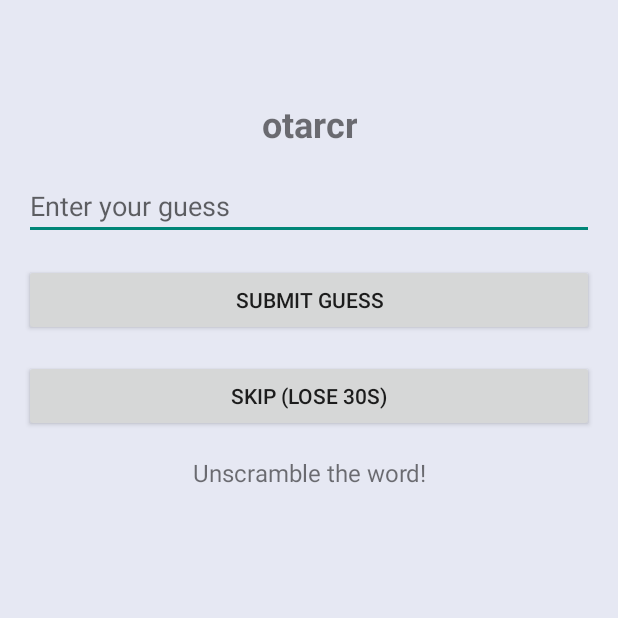
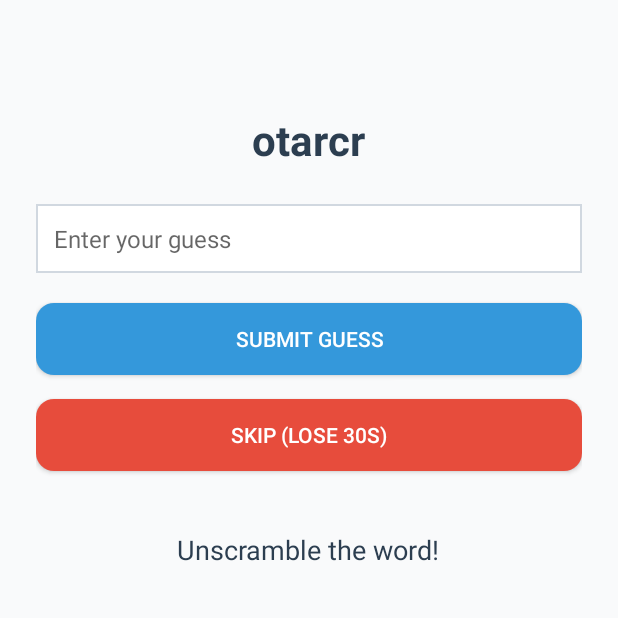
Before and after one commit to joshuaj0421/SkillScape, an Android app built with Jetpack Compose: the ScrambleGameActivity screen opened directly, with no data from a screen before it, on a phone screen of 412 x 824 dp, the top half of it. Run offline under Robolectric (Android 15) with nearby library versions, the light colour scheme and no system bars.

Commit message:
scramble game looks better

```diff
--- a/app/src/main/java/edu/uark/joshuaj/skillscape/ScrambleGameActivity.kt
+++ b/app/src/main/java/edu/uark/joshuaj/skillscape/ScrambleGameActivity.kt
@@ -6,6 +6,7 @@ import android.widget.Button
 import android.widget.EditText
 import android.widget.TextView
 import androidx.appcompat.app.AppCompatActivity
+import android.view.animation.AnimationUtils
 
 class ScrambleGameActivity : AppCompatActivity() {
 
@@ -45,10 +46,12 @@ class ScrambleGameActivity : AppCompatActivity() {
         startGame()
 
         submitGuessButton.setOnClickListener {
+            it.startAnimation(AnimationUtils.loadAnimation(this, R.anim.scale_button))
             checkGuess()
         }
 
         skipButton.setOnClickListener {
+            it.startAnimation(AnimationUtils.loadAnimation(this, R.anim.scale_button))
             skipCurrentWord()
         }
     }
@@ -64,6 +67,7 @@ class ScrambleGameActivity : AppCompatActivity() {
         if (currentWordIndex < words.size) {
             val scrambledWord = scrambleWord(currentWord)
             scrambledWordTextView.text = scrambledWord
+            scrambledWordTextView.startAnimation(AnimationUtils.loadAnimation(this, R.anim.fade_in))
             guessEditText.text.clear()
             statusTextView.text = "Unscramble the word!"
         } else {
--- /dev/null
+++ b/app/src/main/res/anim/fade_in.xml
@@ -0,0 +1,4 @@
+<alpha xmlns:android="http://schemas.android.com/apk/res/android"
+    android:duration="500"
+    android:fromAlpha="0.0"
+    android:toAlpha="1.0" />
--- /dev/null
+++ b/app/src/main/res/anim/scale_button.xml
@@ -0,0 +1,10 @@
+<scale xmlns:android="http://schemas.android.com/apk/res/android"
+    android:fromXScale="0.9"
+    android:toXScale="1.0"
+    android:fromYScale="0.9"
+    android:toYScale="1.0"
+    android:pivotX="50%"
+    android:pivotY="50%"
+    android:duration="150"
+    android:repeatMode="reverse"
+    android:repeatCount="1" />
--- /dev/null
+++ b/app/src/main/res/drawable/rounded_edittext.xml
@@ -0,0 +1,6 @@
+<shape xmlns:android="http://schemas.android.com/apk/res/android">
+    <solid android:color="#FFFFFF" />
+    <corner android:radius="12dp" />
+    <stroke android:width="1dp" android:color="#D1D8E0" />
+    <padding android:left="8dp" android:right="8dp" android:top="4dp" android:bottom="4dp" />
+</shape>
--- a/app/src/main/res/layout/activity_scramble_game.xml
+++ b/app/src/main/res/layout/activity_scramble_game.xml
@@ -2,26 +2,27 @@
     android:layout_width="match_parent"
     android:layout_height="match_parent"
     android:fillViewport="true"
-    android:background="#E6E8F3"> <!-- Set page background -->
+    android:background="#F9FAFB"> <!-- Light background -->
 
     <LinearLayout
         android:layout_width="match_parent"
         android:layout_height="wrap_content"
         android:orientation="vertical"
-        android:padding="16dp"
+        android:padding="24dp"
         android:gravity="center_horizontal"
-        android:layout_marginTop="50dp"> <!-- Shift downward -->
+        android:layout_marginTop="50dp">
 
         <!-- Scrambled Word Text -->
         <TextView
             android:id="@+id/scrambledWordTextView"
             android:layout_width="wrap_content"
             android:layout_height="wrap_content"
-            android:textSize="24sp"
+            android:textSize="28sp"
             android:textStyle="bold"
             android:text="Scrambled Word"
-            android:layout_marginBottom="16dp"
-            android:gravity="center_horizontal" />
+            android:layout_marginBottom="24dp"
+            android:textColor="#2C3E50"
+            android:gravity="center" />
 
         <!-- Guess Input -->
         <EditText
@@ -30,7 +31,11 @@
             android:layout_height="wrap_content"
             android:hint="Enter your guess"
             android:inputType="text"
-            android:layout_marginBottom="16dp" />
+            android:layout_marginBottom="20dp"
+            android:padding="12dp"
+            android:background="@drawable/rounded_edittext"
+            android:textColor="#2C3E50"
+            android:textSize="16sp" />
 
         <!-- Submit Guess Button -->
         <Button
@@ -38,7 +43,10 @@
             android:layout_width="match_parent"
             android:layout_height="wrap_content"
             android:text="Submit Guess"
-            android:layout_marginBottom="16dp" />
+            android:layout_marginBottom="16dp"
+            android:backgroundTint="#3498DB"
+            android:textColor="#FFFFFF"
+            android:background="@drawable/rounded_button" />
 
         <!-- Skip Button -->
         <Button
@@ -46,7 +54,10 @@
             android:layout_width="match_parent"
             android:layout_height="wrap_content"
             android:text="Skip (Lose 30s)"
-            android:layout_marginBottom="16dp" />
+            android:layout_marginBottom="20dp"
+            android:backgroundTint="#E74C3C"
+            android:textColor="#FFFFFF"
+            android:background="@drawable/rounded_button" />
 
         <!-- Status Text -->
         <TextView
@@ -54,9 +65,9 @@
             android:layout_width="wrap_content"
             android:layout_height="wrap_content"
             android:text="Unscramble the word!"
-            android:textSize="16sp"
-            android:layout_marginBottom="16dp"
-            android:gravity="center_horizontal" />
-
+            android:textSize="18sp"
+            android:textColor="#2C3E50"
+            android:layout_marginTop="20dp"
+            android:gravity="center" />
     </LinearLayout>
 </ScrollView>
```
